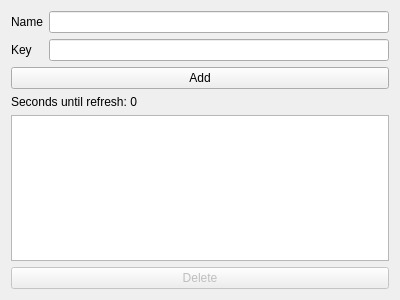
Qt form QFactorMain.ui (mchecca/QFactor) before a commit.
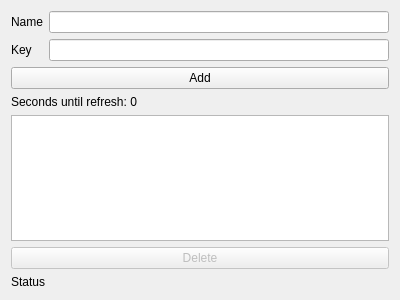
The same form after that commit.

Commit message: Add double click to copy

Patch:
```diff
--- a/QFactorMain.ui
+++ b/QFactorMain.ui
@@ -66,6 +66,13 @@
       </property>
      </widget>
     </item>
+    <item row="4" column="0">
+     <widget class="QLabel" name="lblStatus">
+      <property name="text">
+       <string>Status</string>
+      </property>
+     </widget>
+    </item>
    </layout>
   </widget>
  </widget>
```
The commit also changes 2 other files.
